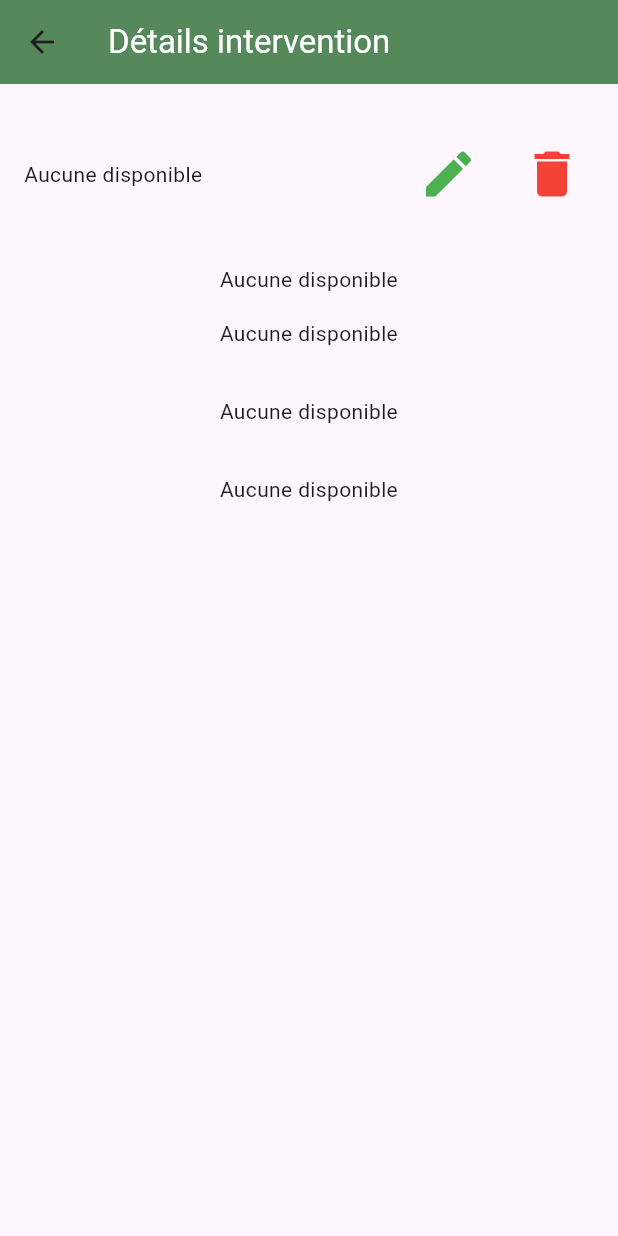
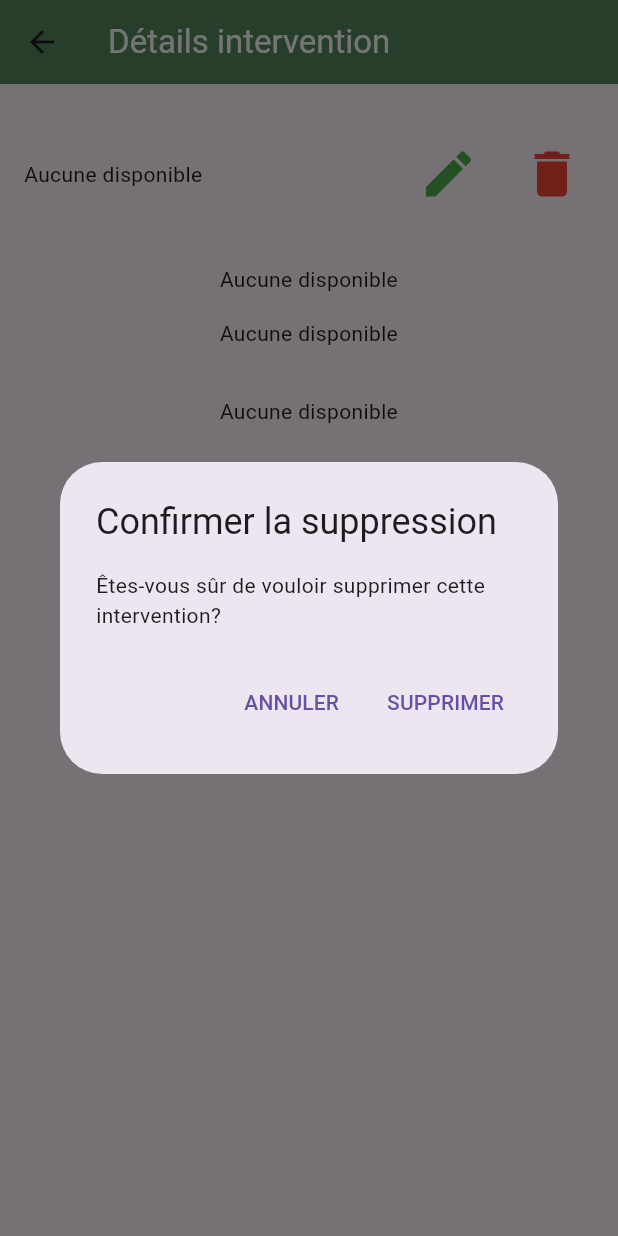
Before and after one commit to 242darkman/global-renov-dart-flutter, a Flutter app: the DetailsInterventionScreen screen opened directly with empty values, after a tap on the "delete" icon, on a phone screen of 412 x 824 dp. Run offline on Flutter 3.47's test engine with Material 3 defaults, Android fonts, the light colour scheme and no system bars; drawn by our look-alikes of flutter_platform_widgets; our stand-ins replace flutter_spinkit, jwt_decoder, shared_preferences, shelf; missing offline and left inert: firebase_dart, shelf_router; accounts and stored records are empty; network calls fail.

Commit message:
feat: add intervention deletion logic added

```diff
--- a/global-renov-client/lib/screens/intervention/details_intervention_screen.dart
+++ b/global-renov-client/lib/screens/intervention/details_intervention_screen.dart
@@ -1,6 +1,7 @@
 import 'package:flutter/cupertino.dart';
 import 'package:flutter/material.dart';
 import 'package:flutter_platform_widgets/flutter_platform_widgets.dart';
+import 'package:global_renov/screens/intervention/create_edit_intervention_screen.dart';
 import 'package:global_renov/screens/intervention/intervention_list_screen.dart';
 import 'package:global_renov/services/intervention_service.dart';
 import 'package:global_renov/state/intervention_state.dart';
@@ -84,7 +85,10 @@ class DetailsInterventionScreenState extends State<DetailsInterventionScreen> {
                               idIntervention: widget.idIntervention)));
                 }),
                 const SizedBox(width: 13),
-                _buildActionButton(Icons.delete, Colors.red, () {}),
+                _buildActionButton(Icons.delete, Colors.red, () {
+                  _showDeleteConfirmation(
+                      context, interventionService, widget.idIntervention);
+                }),
               ],
             ),
             const SizedBox(height: 32),
@@ -391,6 +395,57 @@ class DetailsInterventionScreenState extends State<DetailsInterventionScreen> {
     );
   }
 
+  void _showDeleteConfirmation(BuildContext context,
+      InterventionService interventionService, String idIntervention) {
+    showDialog(
+      context: context,
+      builder: (BuildContext context) {
+        return PlatformAlertDialog(
+          title: const Text('Confirmer la suppression'),
+          content: const Text(
+              'Êtes-vous sûr de vouloir supprimer cette intervention?'),
+          actions: <Widget>[
+            PlatformDialogAction(
+              child: PlatformText('Annuler'),
+              onPressed: () => Navigator.of(context).pop(),
+            ),
+            PlatformDialogAction(
+              child: PlatformText('Supprimer'),
+              onPressed: () {
+                Navigator.of(context).pop();
+                _deleteIntervention(interventionService, idIntervention);
+
+                Navigator.push(
+                  context,
+                  platformPageRoute(
+                    context: context,
+                    builder: (context) => const InterventionListScreen(),
+                  ),
+                );
+              },
+            ),
+          ],
+        );
+      },
+    );
+  }
+
+  void _deleteIntervention(
+      InterventionService interventionService, String idIntervention) async {
+    setState(() {
+      _isLoading = true;
+    });
+    try {
+      await interventionService.deleteAnIntervention(idIntervention);
+    } catch (e) {
+      _showErrorDialog('Erreur lors de la suppression: ${e.toString()}');
+    } finally {
+      setState(() {
+        _isLoading = false;
+      });
+    }
+  }
+
   void _handleActionIntervention(
       InterventionService interventionService,
       String idIntervention,
```
